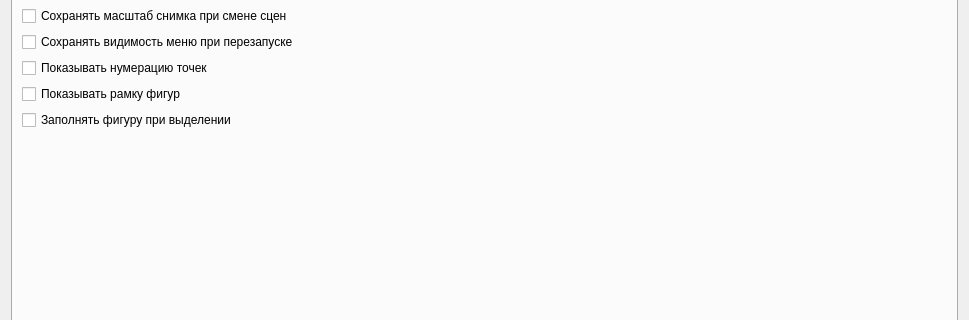
Old version of the form src/qlabelme/widgets/settings.ui in the repository mariekarelina/QLabelMe; both pictures show x 0 to 969 and y 125 to 445 of the 969 by 600 pixel window.
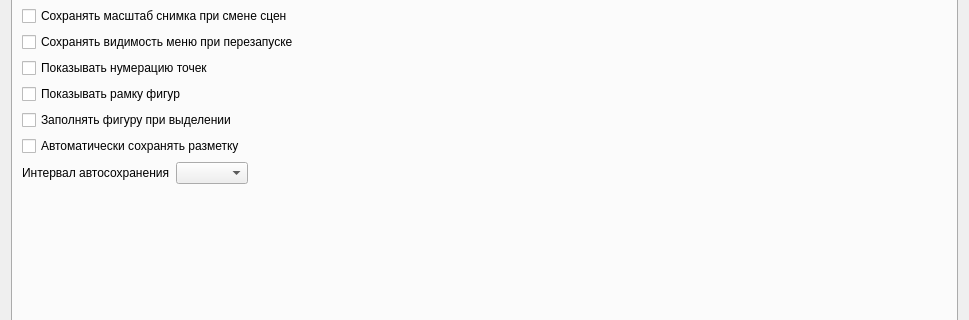
New version of the form.

Patch:
```diff
--- a/src/qlabelme/widgets/settings.ui
+++ b/src/qlabelme/widgets/settings.ui
@@ -188,6 +188,40 @@
          </property>
         </widget>
        </item>
+       <item>
+        <widget class="QCheckBox" name="autoSaveEnabled">
+         <property name="text">
+          <string>Автоматически сохранять разметку</string>
+         </property>
+        </widget>
+       </item>
+       <item>
+        <layout class="QHBoxLayout" name="horizontalLayout_4">
+         <item>
+          <widget class="QLabel" name="labelAutoSaveInterval">
+           <property name="text">
+            <string>Интервал автосохранения</string>
+           </property>
+          </widget>
+         </item>
+         <item>
+          <widget class="QComboBox" name="comboAutoSaveInterval"/>
+         </item>
+         <item>
+          <spacer name="horizontalSpacer_5">
+           <property name="orientation">
+            <enum>Qt::Horizontal</enum>
+           </property>
+           <property name="sizeHint" stdset="0">
+            <size>
+             <width>40</width>
+             <height>20</height>
+            </size>
+           </property>
+          </spacer>
+         </item>
+        </layout>
+       </item>
        <item>
         <spacer name="verticalSpacer_3">
          <property name="orientation">
```
